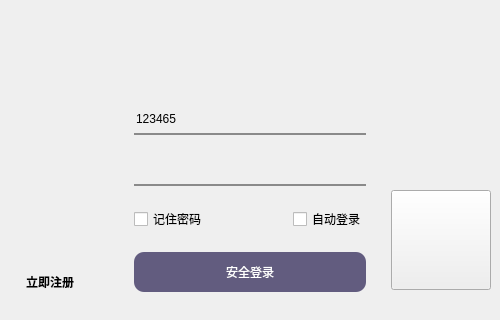
The window that pyside2_pyqt/pys2/l_r_c2/resource/ui/l_1.ui (githubvit/study) describes before a commit, drawn with Qt 5; both pictures show x 0 to 500 and y 180 to 500 of the 500 by 500 pixel window.
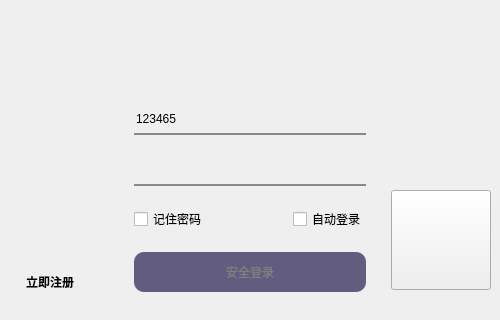
The same window after the commit. Icons and pictures are not drawn.

The edit to the form file:
```diff
--- a/pyside2_pyqt/pys2/l_r_c2/resource/ui/l_1.ui
+++ b/pyside2_pyqt/pys2/l_r_c2/resource/ui/l_1.ui
@@ -277,7 +277,7 @@
 }
 QPushButton:disabled{
     
-    
+    color:gray;
 	background-color: rgb(98, 92, 127);
     
     
```
